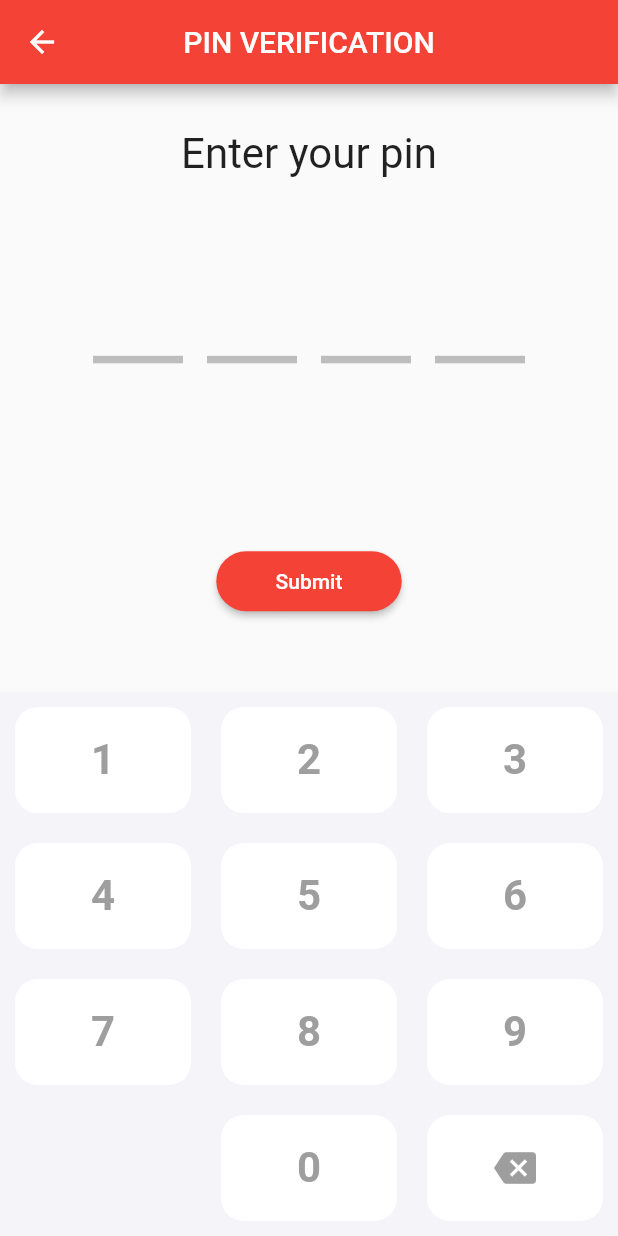
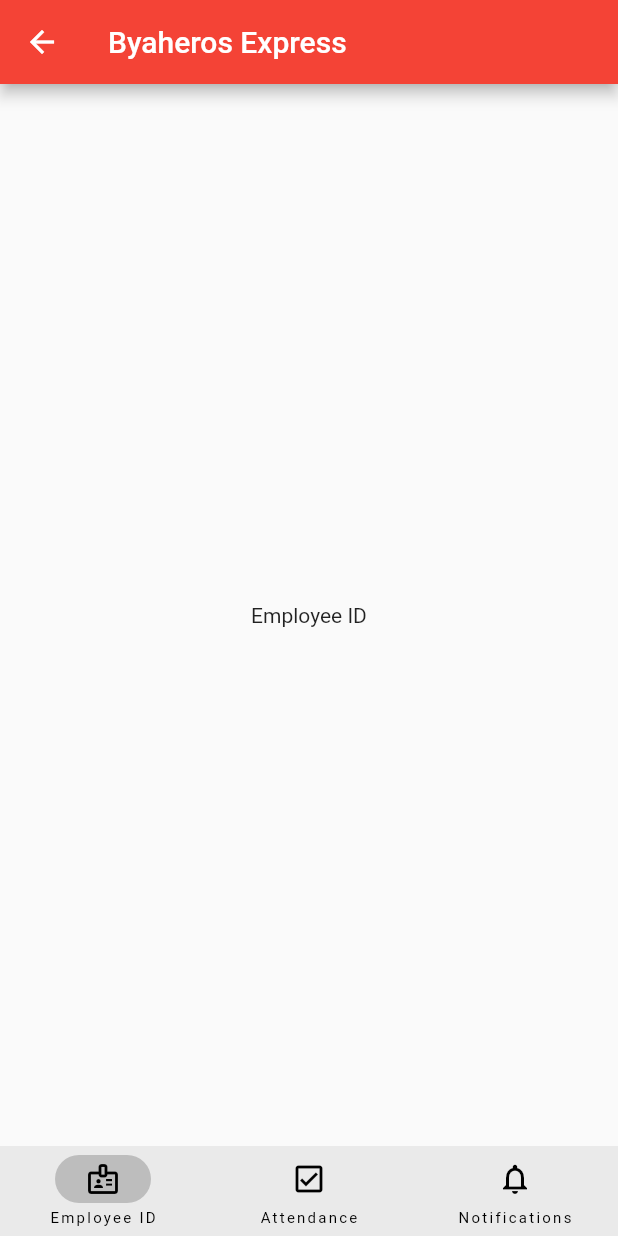
Before and after one commit to evguevarra/VirtualEmployeeID, a Flutter app: the PinVerificationPage screen opened directly, after a tap on "Submit", on a phone screen of 412 x 824 dp. Run offline on Flutter 3.47's test engine with Material 2 defaults, Android fonts, the phone set to English and light mode, and no system bars.

Commit message:
Main frame and navigation ui created

```diff
--- /dev/null
+++ b/lib/main_frame.dart
@@ -0,0 +1,53 @@
+import 'package:flutter/material.dart';
+
+class MainFrame extends StatefulWidget {
+  const MainFrame({Key? key}) : super(key: key);
+
+  @override
+  _MainFrameState createState() => _MainFrameState();
+}
+
+class _MainFrameState extends State<MainFrame> {
+  int index = 0;
+
+  final screens = [
+    Center(child: Text('Employee ID')),
+    Center(child: Text('Attendance')),
+    Center(child: Text('Notifications')),
+  ];
+
+  @override
+  Widget build(BuildContext context) {
+    return Scaffold(
+      appBar: AppBar(
+        title: const Text('Byaheros Express'),
+        backgroundColor: Colors.red,
+      ),
+      body: screens[index],
+      bottomNavigationBar: NavigationBarTheme(
+        data: NavigationBarThemeData(indicatorColor: Colors.grey.shade400),
+        child: NavigationBar(
+          height: 60,
+          selectedIndex: index,
+          onDestinationSelected: (index) => setState(() {
+            this.index = index;
+          }),
+          destinations: const [
+            NavigationDestination(
+              icon: Icon(Icons.badge_outlined),
+              label: 'Employee ID',
+            ),
+            NavigationDestination(
+              icon: Icon(Icons.check_box_outlined),
+              label: 'Attendance',
+            ),
+            NavigationDestination(
+              icon: Icon(Icons.notifications_none),
+              label: 'Notifications',
+            ),
+          ],
+        ),
+      ),
+    );
+  }
+}
--- a/lib/pin_page.dart
+++ b/lib/pin_page.dart
@@ -1,4 +1,5 @@
 import 'package:flutter/material.dart';
+import 'package:virtual_emp/main_frame.dart';
 import 'package:virtual_emp/numeric_pad.dart';
 
 class PinVerificationPage extends StatefulWidget {
@@ -46,8 +47,8 @@ class _PinVerificationPageState extends State<PinVerificationPage> {
             padding: const EdgeInsets.only(bottom: 50),
             child: ElevatedButton(
               onPressed: () {
-                // Navigator.of(context).push(MaterialPageRoute(
-                //     builder: (context) => const PinVerificationPage()));
+                Navigator.of(context).push(
+                    MaterialPageRoute(builder: (context) => const MainFrame()));
               },
               child: const Text(
                 'Submit',
```
